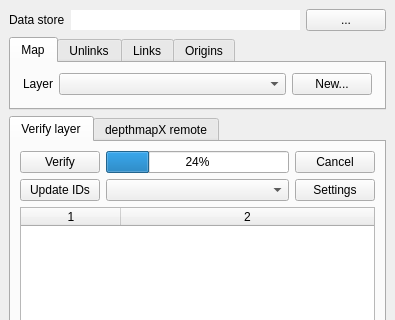
Above: esstoolkit/analysis/ui_Analysis.ui from SpaceGroupUCL/qgisSpaceSyntaxToolkit before the change; both pictures show x 0 to 395 and y 0 to 320 of the 395 by 550 pixel window. Below: the same form after it.
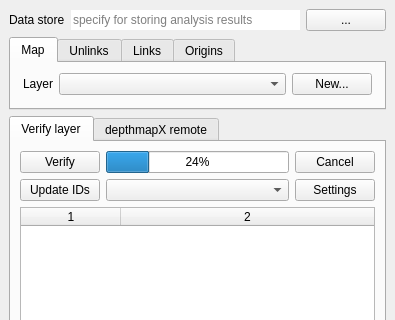
That is the form after the change.

The edit to the form file:
```diff
--- a/esstoolkit/analysis/ui_Analysis.ui
+++ b/esstoolkit/analysis/ui_Analysis.ui
@@ -41,6 +41,9 @@
         <property name="readOnly">
          <bool>true</bool>
         </property>
+        <property name="placeholderText">
+         <string>specify for storing analysis results</string>
+        </property>
        </widget>
       </item>
       <item>
```
